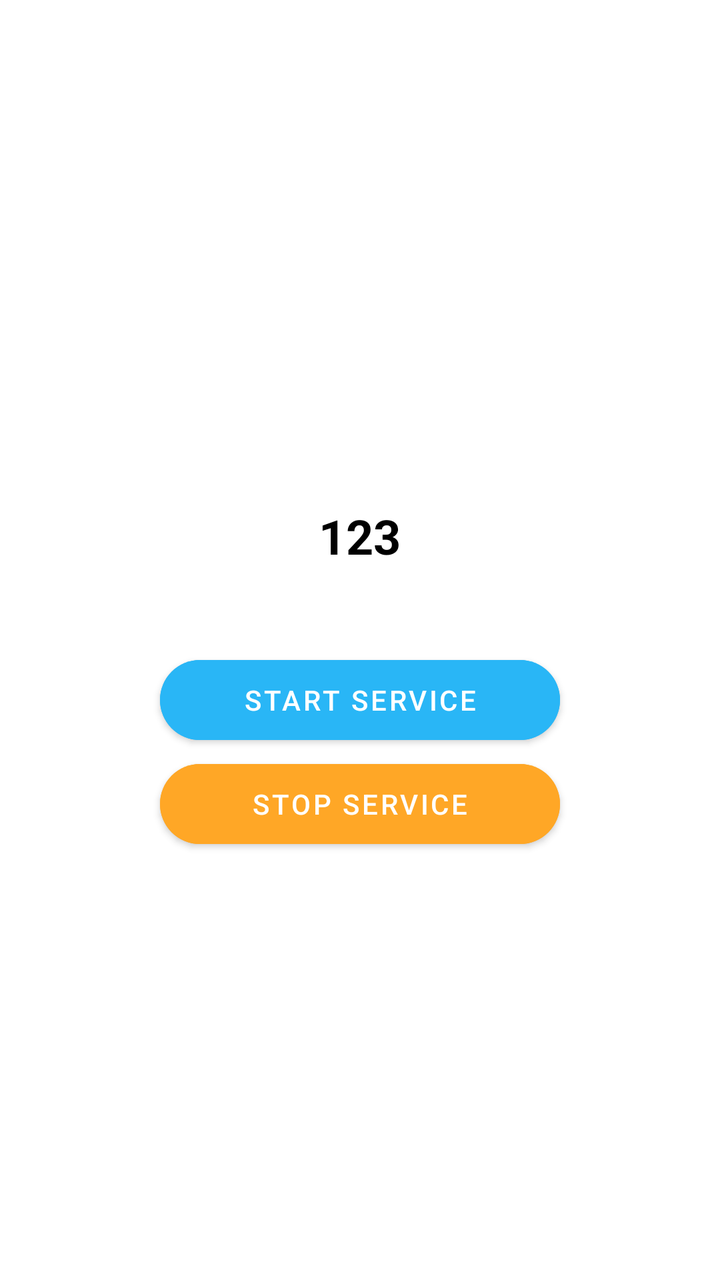
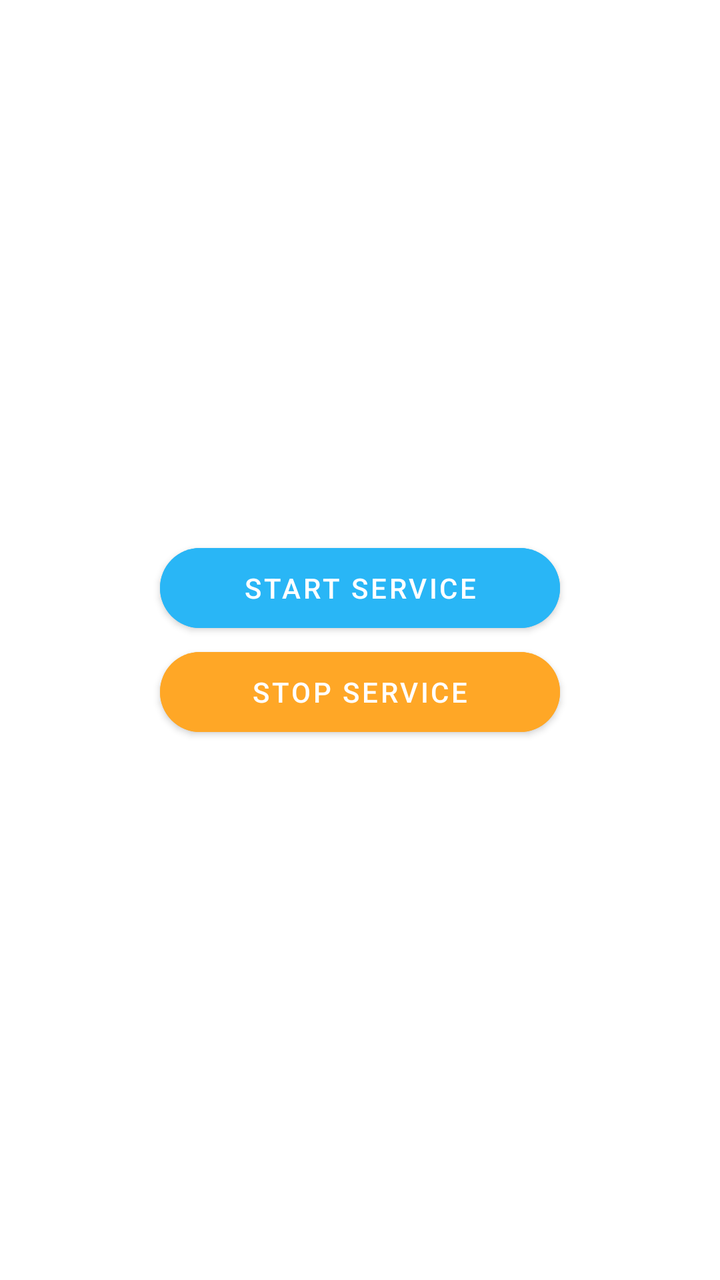

Two renders of the same Android screen: before a commit and after it. Below are the layout's source before the change and the commit's diff.
<!-- AndroidManifest.xml: application theme Theme.ServiceExample -->
<!-- res/layout/activity_main.xml -->
<?xml version="1.0" encoding="utf-8"?>
<androidx.appcompat.widget.LinearLayoutCompat xmlns:android="http://schemas.android.com/apk/res/android"
    xmlns:app="http://schemas.android.com/apk/res-auto"
    xmlns:tools="http://schemas.android.com/tools"
    android:id="@+id/main"
    android:layout_width="match_parent"
    android:layout_height="match_parent"
    android:fitsSystemWindows="true"
    android:gravity="center"
    android:orientation="vertical"
    tools:context=".MainActivity">

    <com.google.android.material.textview.MaterialTextView
        android:id="@+id/tvCountUpdate"
        android:layout_width="wrap_content"
        android:layout_height="wrap_content"
        android:layout_margin="40dp"
        android:textSize="24sp"
        android:textColor="@color/black"
        android:textStyle="bold"
        android:text="123"/>

    <com.google.android.material.button.MaterialButton
        android:id="@+id/btnStartService"
        android:layout_width="wrap_content"
        android:layout_height="52dp"
        android:minWidth="200dp"
        app:cornerRadius="100dp"
        android:backgroundTint="#29B6F6"
        android:text="Start Service"/>

    <com.google.android.material.button.MaterialButton
        android:id="@+id/btnStopService"
        android:layout_width="wrap_content"
        android:layout_height="52dp"
        android:minWidth="200dp"
        app:cornerRadius="100dp"
        android:backgroundTint="#FFA726"
        android:text="Stop Service"/>

</androidx.appcompat.widget.LinearLayoutCompat>
<!-- resources referenced by this layout -->
<resources>
  <color name="black">#FF000000</color>
  <style name="Theme.ServiceExample" parent="Theme.MaterialComponents.DayNight.NoActionBar">
        
        <item name="colorPrimary">@color/purple_500</item>
        <item name="colorPrimaryVariant">@color/purple_700</item>
        <item name="colorOnPrimary">@color/white</item>
        
        <item name="colorSecondary">@color/teal_200</item>
        <item name="colorSecondaryVariant">@color/teal_700</item>
        <item name="colorOnSecondary">@color/black</item>
        
        <item name="android:statusBarColor">?attr/colorPrimaryVariant</item>
        
    </style>
  <color name="purple_500">#FF6200EE</color>
  <color name="purple_700">#FF3700B3</color>
  <color name="white">#FFFFFFFF</color>
  <color name="teal_200">#FF03DAC5</color>
  <color name="teal_700">#FF018786</color>
</resources>

<!-- the commit's change to res/layout/activity_main.xml (unified diff, before → after) -->
@@ -9,16 +9,6 @@
     android:gravity="center"
     android:orientation="vertical"
     tools:context=".MainActivity">
-
-    <com.google.android.material.textview.MaterialTextView
-        android:id="@+id/tvCountUpdate"
-        android:layout_width="wrap_content"
-        android:layout_height="wrap_content"
-        android:layout_margin="40dp"
-        android:textSize="24sp"
-        android:textColor="@color/black"
-        android:textStyle="bold"
-        android:text="123"/>
 
     <com.google.android.material.button.MaterialButton
         android:id="@+id/btnStartService"
